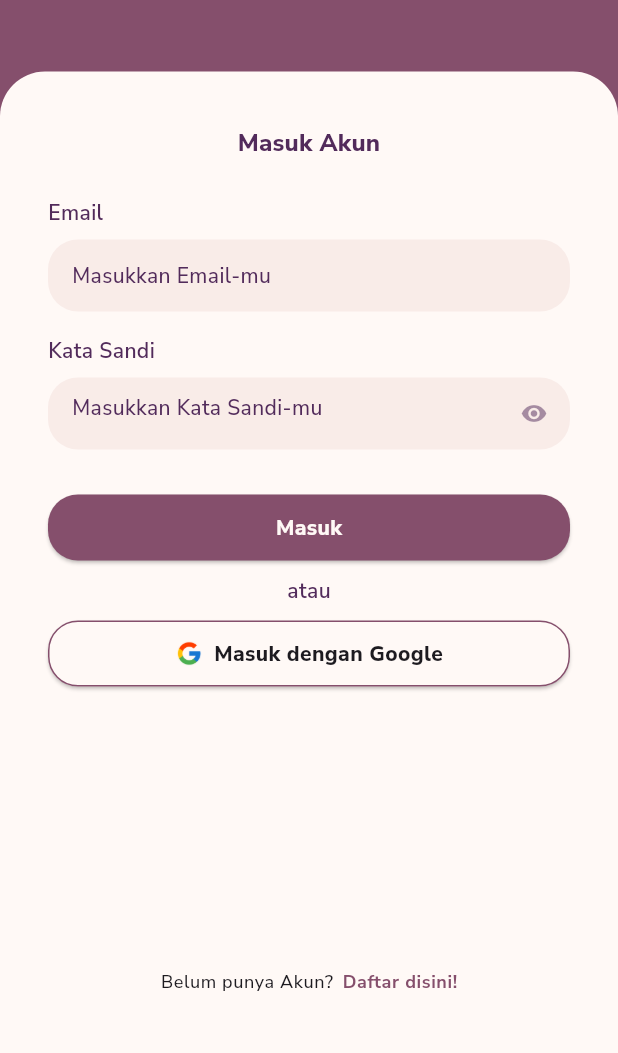
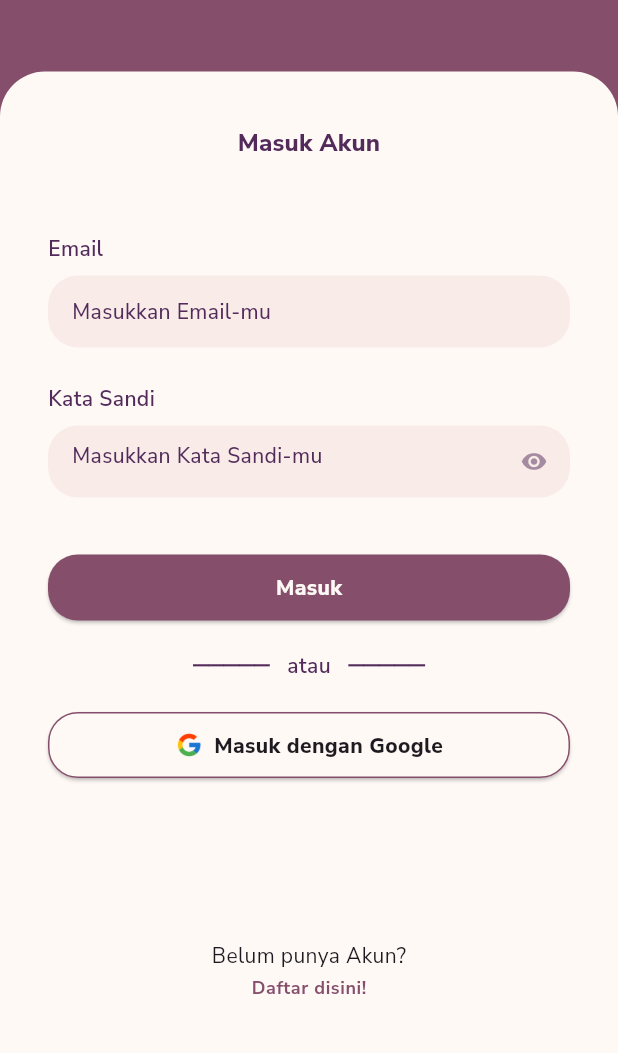
Before and after one commit to inirafli/mealty, a Flutter app: the screen it shows after launch, on a phone screen of 412 x 824 dp, the part 182-1235 px from its top. Run offline on Flutter 3.47's test engine with Material 3 defaults, Android fonts, the phone set to English and light mode, and no system bars; our stand-ins replace firebase_auth, firebase_core, go_router, google_fonts, google_sign_in; accounts and stored records are empty.

Commit message:
added auth exception handling, google sign-in, and refactored widgets inside login screen

```diff
--- a/lib/main.dart
+++ b/lib/main.dart
@@ -58,6 +58,8 @@ class MyApp extends StatelessWidget {
           style: ElevatedButton.styleFrom(
             backgroundColor: primaryColor,
             foregroundColor: onPrimaryColor,
+            disabledBackgroundColor: primaryColor,
+            disabledForegroundColor: onPrimaryColor,
             padding: const EdgeInsets.symmetric(vertical: 12.0),
             shape: RoundedRectangleBorder(
               borderRadius: BorderRadius.circular(20.0),
--- a/lib/ui/login_screen.dart
+++ b/lib/ui/login_screen.dart
@@ -2,10 +2,14 @@ import 'package:flutter/material.dart';
 import 'package:go_router/go_router.dart';
 import 'package:mealty/common/auth_state.dart';
 import 'package:mealty/widgets/auth_bottom_action.dart';
+import 'package:mealty/widgets/custom_loading_indicator.dart';
 import 'package:provider/provider.dart';
 
 import '../provider/auth_provider.dart';
+import '../widgets/auth_action_button.dart';
+import '../widgets/custom_snackbar.dart';
 import '../widgets/custom_text_field.dart';
+import '../widgets/google_login_button.dart';
 import '../widgets/password_text_field.dart';
 import '../widgets/welcome_message.dart';
 
@@ -48,8 +52,8 @@ class _LoginScreenState extends State<LoginScreen> {
                   Expanded(
                     child: Container(
                       width: double.infinity,
-                      padding: const EdgeInsets.only(
-                          left: 32.0, right: 32.0, top: 36.0, bottom: 24.0),
+                      padding: const EdgeInsets.symmetric(
+                          vertical: 36.0, horizontal: 32.0),
                       decoration: BoxDecoration(
                         color: Theme.of(context).colorScheme.onPrimary,
                         borderRadius: const BorderRadius.only(
@@ -72,13 +76,13 @@ class _LoginScreenState extends State<LoginScreen> {
                                 ),
                             textAlign: TextAlign.center,
                           ),
-                          const SizedBox(height: 24.0),
+                          const SizedBox(height: 48.0),
                           CustomTextField(
                             controller: _emailController,
                             labelText: 'Email',
                             hintText: 'Masukkan Email-mu',
                           ),
-                          const SizedBox(height: 16.0),
+                          const SizedBox(height: 24.0),
                           PasswordTextField(
                             controller: _passwordController,
                             obscureText: _passwordObscure,
@@ -88,45 +92,22 @@ class _LoginScreenState extends State<LoginScreen> {
                               });
                             },
                           ),
-                          const SizedBox(height: 28.0),
-                          Consumer<AuthProvider>(
-                            builder: (context, authProvider, child) {
-                              return SizedBox(
-                                width: double.infinity,
-                                child: ElevatedButton(
-                                  onPressed: authProvider.authState == AuthState.loading ? null : () async {
-                                    final email = _emailController.text;
-                                    final password = _passwordController.text;
-
-                                    await authProvider.signInWithEmailPassword(email, password);
-
-                                    if(!context.mounted) return;
-
-                                    if (authProvider.authState == AuthState.error) {
-                                      ScaffoldMessenger.of(context)
-                                          ..hideCurrentSnackBar()
-                                          ..showSnackBar(SnackBar(content: Text(authProvider.errorMessage)));
-                                    } else if (authProvider.authState == AuthState.authorized) {
-                                      context.go('/home');
-                                    }
-                                  },
-                                  // Make the Text changed into a Loading Indicator when state is loading
-                                  child: authProvider.authState == AuthState.loading
-                                      ? CircularProgressIndicator(color: Theme.of(context).colorScheme.onPrimary)
-                                      : Text(
-                                    'Masuk',
-                                    style: Theme.of(context).textTheme.bodyMedium?.copyWith(
-                                      color: Theme.of(context).colorScheme.onPrimary,
-                                      fontWeight: FontWeight.w800,
-                                    ),
-                                  ),
-                                ),
-                              );
-                            }
+                          const SizedBox(height: 36.0),
+                          AuthActionButton(
+                            emailController: _emailController,
+                            passwordController: _passwordController,
+                            buttonText: 'Masuk',
+                            action: (String email, String password,
+                                [String? username]) {
+                              return Provider.of<AuthProvider>(context,
+                                      listen: false)
+                                  .signInWithEmailPassword(email, password);
+                            },
+                            successRoute: '/home',
                           ),
-                          const SizedBox(height: 8.0),
+                          const SizedBox(height: 18.0),
                           Text(
-                            'atau',
+                            '─────   atau   ─────',
                             style: Theme.of(context)
                                 .textTheme
                                 .bodyMedium
@@ -137,48 +118,14 @@ class _LoginScreenState extends State<LoginScreen> {
                                   fontWeight: FontWeight.w600,
                                 ),
                           ),
-                          const SizedBox(height: 8.0),
-                          SizedBox(
-                            width: double.infinity,
-                            child: ElevatedButton.icon(
-                              onPressed: () {
-                                // Implement login with Google logic
-                              },
-                              style: ElevatedButton.styleFrom(
-                                  backgroundColor:
-                                      Theme.of(context).colorScheme.onPrimary,
-                                  foregroundColor: Theme.of(context)
-                                      .colorScheme
-                                      .onBackground,
-                                  shape: RoundedRectangleBorder(
-                                      borderRadius: BorderRadius.circular(20.0),
-                                      side: BorderSide(
-                                        color: Theme.of(context)
-                                            .colorScheme
-                                            .primary,
-                                      ))),
-                              icon: Image.asset(
-                                'images/google_icon.png',
-                                width: 18,
-                                height: 18,
-                              ),
-                              label: Text(
-                                'Masuk dengan Google',
-                                style: Theme.of(context)
-                                    .textTheme
-                                    .bodyMedium
-                                    ?.copyWith(
-                                      fontWeight: FontWeight.w800,
-                                    ),
-                              ),
-                            ),
-                          ),
+                          const SizedBox(height: 18.0),
+                          const GoogleSignInButton(),
                           const Spacer(),
+                          const SizedBox(height: 36.0),
                           FormActionRow(
                             message: 'Belum punya Akun?',
                             buttonText: 'Daftar disini!',
                             onButtonPressed: () {
-                              // Handle registration navigation
                               context.go('/login/register');
                             },
                           ),
--- /dev/null
+++ b/lib/widgets/auth_action_button.dart
@@ -0,0 +1,77 @@
+import 'package:flutter/material.dart';
+import 'package:go_router/go_router.dart';
+import 'package:provider/provider.dart';
+
+import '../common/auth_state.dart';
+import '../provider/auth_provider.dart';
+import 'custom_loading_indicator.dart';
+import 'custom_snackbar.dart';
+
+class AuthActionButton extends StatelessWidget {
+  final TextEditingController emailController;
+  final TextEditingController passwordController;
+  final TextEditingController? usernameController;
+  final String buttonText;
+  final Future<void> Function(String email, String password, [String? username])
+      action;
+  final String successRoute;
+
+  const AuthActionButton({
+    super.key,
+    required this.emailController,
+    required this.passwordController,
+    this.usernameController,
+    required this.buttonText,
+    required this.action,
+    required this.successRoute,
+  });
+
+  @override
+  Widget build(BuildContext context) {
+    return Consumer<AuthProvider>(
+      builder: (context, authProvider, child) {
+        return SizedBox(
+          width: double.infinity,
+          child: ElevatedButton(
+            onPressed: authProvider.authState == AuthState.loading
+                ? null
+                : () async {
+                    String email = emailController.text.trim();
+                    String password = passwordController.text.trim();
+                    String? username = usernameController?.text.trim();
+
+                    await action(email, password, username);
+
+                    if (!context.mounted) return;
+
+                    if (authProvider.authState == AuthState.error) {
+                      ScaffoldMessenger.of(context)
+                        ..hideCurrentSnackBar()
+                        ..showSnackBar(CustomSnackBar(
+                          contentText: authProvider.errorMessage,
+                          context: context,
+                        ));
+                    } else if (authProvider.authState == AuthState.authorized ||
+                        authProvider.authState == AuthState.registered) {
+                      context.go(successRoute);
+                    }
+                  },
+            child: authProvider.authState == AuthState.loading
+                ? CustomProgressIndicator(
+                    color: Theme.of(context).colorScheme.onPrimary,
+                    size: 16.0,
+                    strokeWidth: 2,
+                  )
+                : Text(
+                    buttonText,
+                    style: Theme.of(context).textTheme.bodyMedium?.copyWith(
+                          color: Theme.of(context).colorScheme.onPrimary,
+                          fontWeight: FontWeight.w800,
+                        ),
+                  ),
+          ),
+        );
+      },
+    );
+  }
+}
--- a/lib/widgets/auth_bottom_action.dart
+++ b/lib/widgets/auth_bottom_action.dart
@@ -14,16 +14,22 @@ class FormActionRow extends StatelessWidget {
 
   @override
   Widget build(BuildContext context) {
-    return Row(
+    return Column(
       mainAxisAlignment: MainAxisAlignment.center,
+      crossAxisAlignment: CrossAxisAlignment.center,
       children: [
-        Text(message, style: Theme.of(context).textTheme.bodySmall),
-        const SizedBox(width: 6.0),
-        TextButton(
+        Text(
+          message,
+          style: Theme.of(context).textTheme.bodyMedium,
+        ),
+        Padding(
+          padding: const EdgeInsets.only(top: 4),
+          child: TextButton(
             onPressed: onButtonPressed,
             style: TextButton.styleFrom(
-            minimumSize: Size.zero, // Set this
-            padding: EdgeInsets.zero, // and this
+              minimumSize: Size.zero,
+              padding: EdgeInsets.zero,
+              tapTargetSize: MaterialTapTargetSize.shrinkWrap, // Reduce tap target size
             ),
             child: Text(
               buttonText,
@@ -33,6 +39,7 @@ class FormActionRow extends StatelessWidget {
               ),
             ),
           ),
+        ),
       ],
     );
   }
--- /dev/null
+++ b/lib/widgets/custom_snackbar.dart
@@ -0,0 +1,18 @@
+import 'package:flutter/material.dart';
+
+class CustomSnackBar extends SnackBar {
+  CustomSnackBar({
+    super.key,
+    required String contentText,
+    required BuildContext context,
+  }) : super(
+          content: Text(
+            contentText,
+            style: Theme.of(context).textTheme.bodyMedium?.copyWith(
+                  color: Theme.of(context).colorScheme.onPrimary,
+                  fontWeight: FontWeight.w600,
+                ),
+          ),
+          backgroundColor: Theme.of(context).colorScheme.primary,
+        );
+}
--- /dev/null
+++ b/lib/widgets/google_login_button.dart
@@ -0,0 +1,59 @@
+import 'package:flutter/material.dart';
+import 'package:go_router/go_router.dart';
+import 'package:provider/provider.dart';
+
+import '../common/auth_state.dart';
+import '../provider/auth_provider.dart';
+import 'custom_snackbar.dart';
+
+class GoogleSignInButton extends StatelessWidget {
+  const GoogleSignInButton({super.key});
+
+  @override
+  Widget build(BuildContext context) {
+    return Consumer<AuthProvider>(
+      builder: (context, authProvider, child) {
+        return SizedBox(
+          width: double.infinity,
+          child: ElevatedButton.icon(
+            onPressed: () async {
+              await authProvider.signInWithGoogle();
+
+              if (!context.mounted) return;
+
+              if (authProvider.authState == AuthState.error) {
+                ScaffoldMessenger.of(context)
+                  ..hideCurrentSnackBar()
+                  ..showSnackBar(CustomSnackBar(
+                    contentText: authProvider.errorMessage,
+                    context: context,
+                  ));
+              } else if (authProvider.authState == AuthState.authorized) {
+                context.go('/home');
+              }
+            },
+            icon: Image.asset(
+              'images/google_icon.png',
+              width: 18,
+              height: 18,
+            ),
+            label: Text(
+              'Masuk dengan Google',
+              style: Theme.of(context).textTheme.bodyMedium?.copyWith(
+                    fontWeight: FontWeight.w800,
+                  ),
+            ),
+            style: ElevatedButton.styleFrom(
+                backgroundColor: Theme.of(context).colorScheme.onPrimary,
+                foregroundColor: Theme.of(context).colorScheme.onBackground,
+                shape: RoundedRectangleBorder(
+                    borderRadius: BorderRadius.circular(20.0),
+                    side: BorderSide(
+                      color: Theme.of(context).colorScheme.primary,
+                    ))),
+          ),
+        );
+      },
+    );
+  }
+}
```
Also changed, not shown: lib/provider/auth_provider.dart (+18 -3 lines), lib/ui/splash_screen.dart (+5 -5 lines), lib/utils/auth_error_handling.dart (added, +23 -0 lines), lib/widgets/custom_loading_indicator.dart (added, +31 -0 lines). Lines whose indentation alone changed are shown as unchanged.
